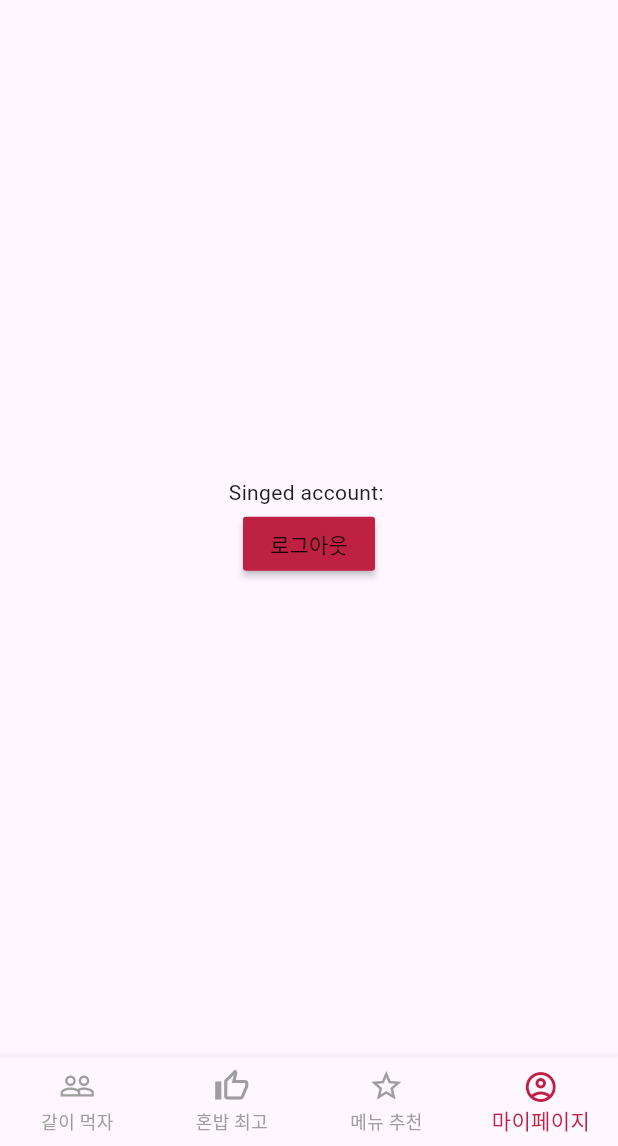
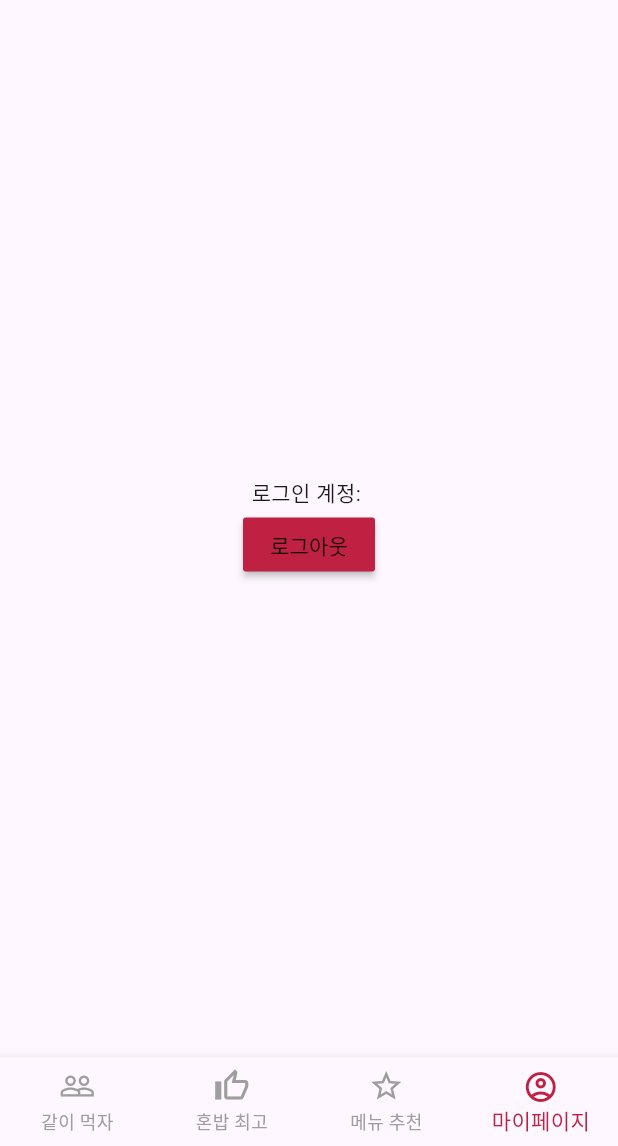
Before and after one commit to seoulsky-field/be_dining, a Flutter app: the screen it shows once a user with an empty profile is signed in, item 4 of the bottom bar chosen, on a phone screen of 412 x 824 dp, the part 90-1236 px from its top. Run offline on Flutter 3.47's test engine with Material 3 defaults, Android fonts, the phone set to English and light mode, and no system bars; our stand-ins replace cloud_firestore, firebase_auth, firebase_core; accounts and stored records are empty; network calls fail.

Commit message:
Chore: delete the unnecessary codes

```diff
--- a/lib/logout.dart
+++ b/lib/logout.dart
@@ -18,7 +18,7 @@ class _MyPageState extends State<MyPage> {
         child: Column(
           mainAxisAlignment: MainAxisAlignment.center,
           children: [
-            Text('Singed account: ${_user.email!}'),
+            Text('로그인 계정: ${_user.email!}'),
             MaterialButton(onPressed: () {
               FirebaseAuth.instance.signOut();
             },
--- a/lib/main_tab.dart
+++ b/lib/main_tab.dart
@@ -15,7 +15,6 @@ class MainTab extends StatelessWidget {
           stream: FirebaseAuth.instance.authStateChanges(),
           builder: (context, snapshot) {
             if (snapshot.hasData) {
-              print(snapshot);
               return MainTabWidget();
             } else {
               return LoginPage();
```
